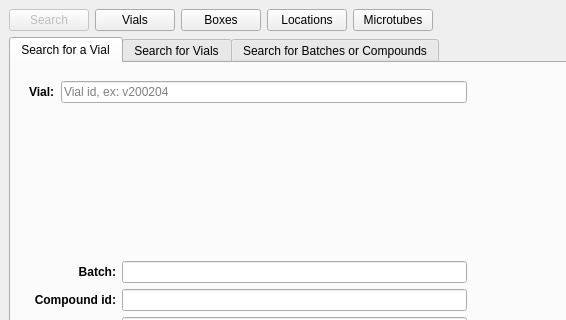
Qt form frontend/assets/searchwindow.ui (dahlbma/cello) before a commit; both pictures show x 0 to 566 and y 0 to 320 of the 1257 by 810 pixel window.
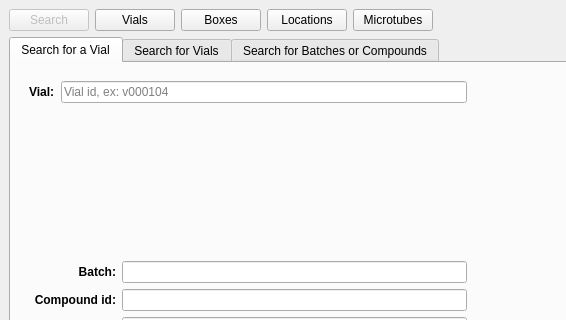
The same form after that commit.

Commit message: search vial

Patch:
```diff
--- a/frontend/assets/searchwindow.ui
+++ b/frontend/assets/searchwindow.ui
@@ -235,7 +235,7 @@
                   <string>Enter a vial id to search for, ex: v200204</string>
                  </property>
                  <property name="placeholderText">
-                  <string>Vial id, ex: v200204</string>
+                  <string>Vial id, ex: v000104</string>
                  </property>
                 </widget>
                </item>
```
Left out of the diff: 2 changed lines with no effect on the pictures. The commit also changes 2 other files.
